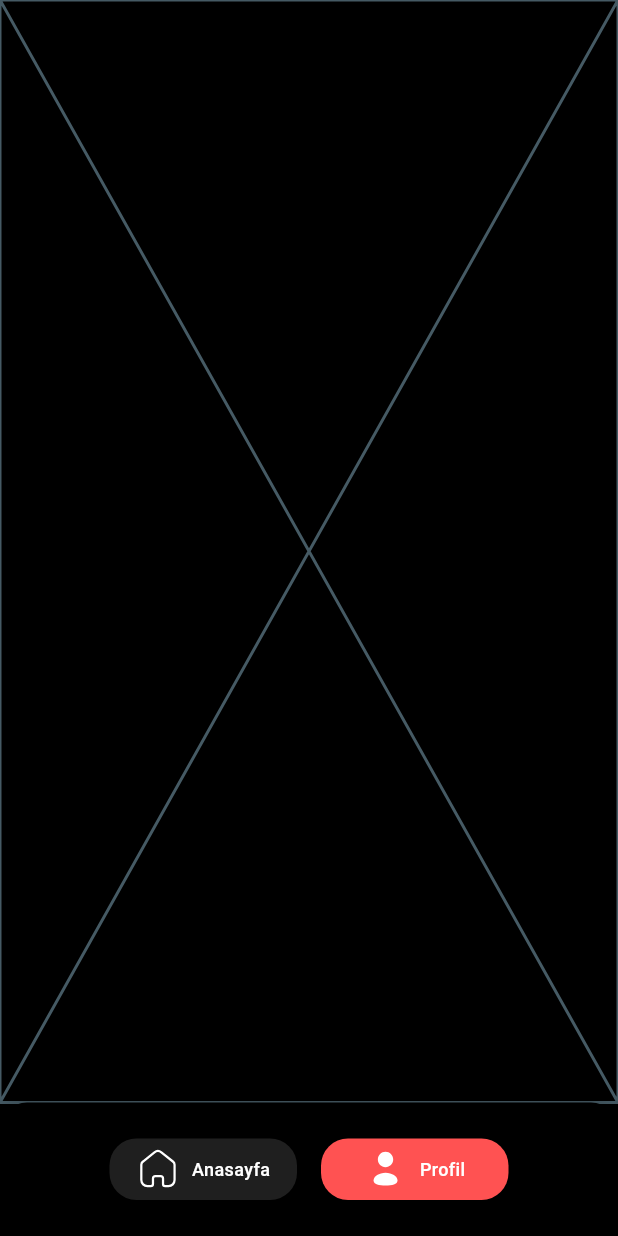
After one commit to emrebingor/NodeLabsMovieApp, a Flutter app: the TabScreen screen opened by its route, after a tap on "Profil", on a phone screen of 412 x 824 dp. The commit adds this screen. Run offline on Flutter 3.47's test engine with Material 3 defaults, Android fonts, the phone set to English and light mode, and no system bars; our stand-ins replace dio, equatable, flutter_bloc, flutter_svg, go_router.

Commit message:
Tab screen design

```diff
--- /dev/null
+++ b/lib/components/bottom_navigation_bar/custom_navigation_bar.dart
@@ -0,0 +1,100 @@
+import 'package:node_labs_movie_app/enum/image_path_enum.dart';
+import 'package:node_labs_movie_app/utils/extension/image_path_extension.dart';
+import 'package:flutter/material.dart';
+import 'package:flutter_svg/flutter_svg.dart';
+
+final class CustomBottomNavBar extends StatelessWidget {
+  final int selectedIndex;
+  final void Function(int) onTap;
+
+  const CustomBottomNavBar({
+    super.key,
+    required this.selectedIndex,
+    required this.onTap,
+  });
+
+  @override
+  Widget build(BuildContext context) {
+    return Container(
+      padding: const EdgeInsets.symmetric(vertical: 24),
+      decoration: BoxDecoration(
+        color: Colors.black,
+        borderRadius: const BorderRadius.only(
+          topLeft: Radius.circular(18),
+          topRight: Radius.circular(18),
+        ),
+        boxShadow: [
+          BoxShadow(
+            color: Colors.black.withOpacity(0.2),
+            blurRadius: 10,
+            offset: const Offset(0, -2),
+          )
+        ],
+      ),
+      child: Row(
+        children: [
+          Spacer(),
+          _NavItem(
+            icon: ImagePathEnum.HOME,
+            label: "Anasayfa",
+            isSelected: selectedIndex == 0,
+            onTap: () => onTap(0),
+          ),
+          const SizedBox(width: 16),
+          _NavItem(
+            icon: ImagePathEnum.PROFILE,
+            label: "Profil",
+            isSelected: selectedIndex == 1,
+            onTap: () => onTap(1),
+          ),
+          Spacer(),
+        ],
+      ),
+    );
+  }
+}
+
+final class _NavItem extends StatelessWidget {
+  final ImagePathEnum icon;
+  final String label;
+  final bool isSelected;
+  final VoidCallback onTap;
+
+  const _NavItem({
+    required this.icon,
+    required this.label,
+    required this.isSelected,
+    required this.onTap,
+  });
+
+  @override
+  Widget build(BuildContext context) {
+    return GestureDetector(
+      onTap: onTap,
+      child: AnimatedContainer(
+        height: 41,
+        width: 125,
+        duration: const Duration(milliseconds: 250),
+        decoration: BoxDecoration(
+          color: isSelected ? Colors.redAccent : Colors.white12,
+          borderRadius: BorderRadius.circular(18),
+        ),
+        child: Row(
+          mainAxisAlignment: MainAxisAlignment.center,
+          children: [
+            SvgPicture.asset(icon.getImagePath),
+            const SizedBox(width: 8),
+            Text(
+              label,
+              style: TextStyle(
+                color: Colors.white,
+                fontSize: 12,
+                fontWeight: FontWeight.w500,
+              ),
+            )
+          ],
+        ),
+      ),
+    );
+  }
+}
--- a/lib/enum/image_path_enum.dart
+++ b/lib/enum/image_path_enum.dart
@@ -6,4 +6,6 @@ enum ImagePathEnum {
   PASSWORD,
   VISIBLE,
   NAME,
+  HOME,
+  PROFILE,
 }
--- /dev/null
+++ b/lib/screen/home/home_screen.dart
@@ -0,0 +1,10 @@
+import 'package:flutter/material.dart';
+
+class HomeScreen extends StatelessWidget {
+  const HomeScreen({super.key});
+
+  @override
+  Widget build(BuildContext context) {
+    return const Placeholder();
+  }
+}
--- /dev/null
+++ b/lib/screen/profile/profile_screen.dart
@@ -0,0 +1,10 @@
+import 'package:flutter/material.dart';
+
+class ProfileScreen extends StatelessWidget {
+  const ProfileScreen({super.key});
+
+  @override
+  Widget build(BuildContext context) {
+    return const Placeholder();
+  }
+}
--- a/lib/screen/tab/tab_screen.dart
+++ b/lib/screen/tab/tab_screen.dart
@@ -1,10 +1,33 @@
+import 'package:node_labs_movie_app/components/bottom_navigation_bar/custom_navigation_bar.dart';
 import 'package:flutter/material.dart';
+import 'package:node_labs_movie_app/screen/home/home_screen.dart';
+import 'package:node_labs_movie_app/screen/profile/profile_screen.dart';
 
-class TabScreen extends StatelessWidget {
+final class TabScreen extends StatefulWidget {
   const TabScreen({super.key});
 
   @override
+  State<TabScreen> createState() => _TabScreenState();
+}
+
+final class _TabScreenState extends State<TabScreen> {
+  int _selectedIndex = 0;
+
+  final List<Widget> _pages = const [
+    HomeScreen(),
+    ProfileScreen(),
+  ];
+
+  @override
   Widget build(BuildContext context) {
-    return const Placeholder();
+    return Scaffold(
+      body: _pages[_selectedIndex],
+      bottomNavigationBar: CustomBottomNavBar(
+        selectedIndex: _selectedIndex,
+        onTap: (index) {
+          setState(() => _selectedIndex = index);
+        },
+      ),
+    );
   }
 }
--- a/lib/utils/extension/image_path_extension.dart
+++ b/lib/utils/extension/image_path_extension.dart
@@ -30,6 +30,12 @@ extension ImagePathEnumExtension on ImagePathEnum {
       case ImagePathEnum.NAME:
         _imagePath = _baseImagePath + _svgPath + 'ic_name'.toSvg;
         break;
+      case ImagePathEnum.HOME:
+        _imagePath = _baseImagePath + _svgPath + 'ic_home'.toSvg;
+        break;
+      case ImagePathEnum.PROFILE:
+        _imagePath = _baseImagePath + _svgPath + 'ic_profile'.toSvg;
+        break;
     }
     return _imagePath;
   }
```
Also changed, not shown: assets/svg/ic_home.svg (added).
